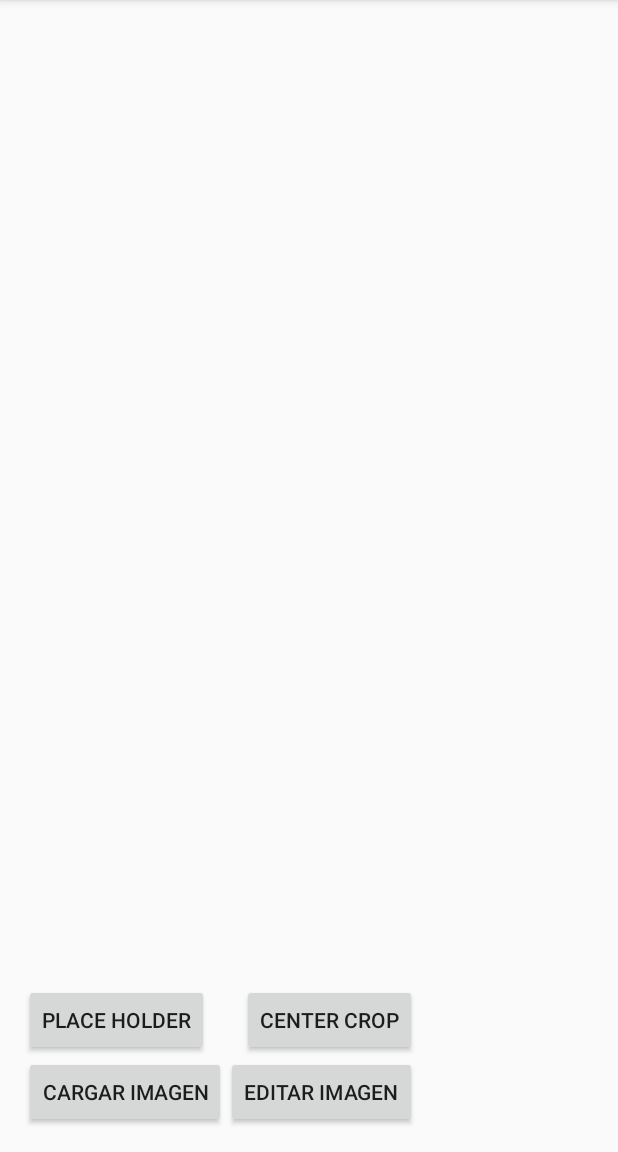
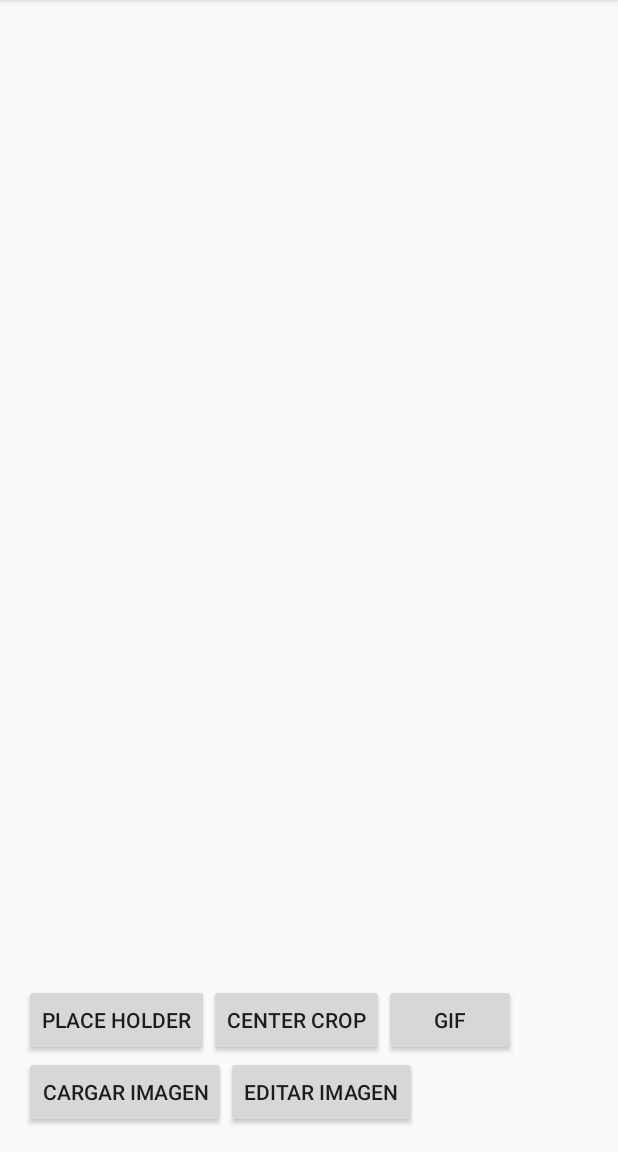
Before and after one commit to AGET/glide_example, an Android app: the screen it shows after launch (MainActivity), on a phone screen of 412 x 824 dp, the part 84-1236 px from its top. Run offline under Robolectric (Android 15) with nearby library versions, the phone set to English and light mode, and no system bars; pictures from the network do not load.

Commit message:
gif_button

```diff
--- a/app/src/main/java/com/crossline/glideexample/MainActivity.java
+++ b/app/src/main/java/com/crossline/glideexample/MainActivity.java
@@ -8,6 +8,7 @@ import android.widget.ImageView;
 
 import com.bumptech.glide.Glide;
 import com.bumptech.glide.load.engine.DiskCacheStrategy;
+import com.bumptech.glide.request.target.GlideDrawableImageViewTarget;
 
 public class MainActivity extends AppCompatActivity implements View.OnClickListener
 {
@@ -16,6 +17,9 @@ public class MainActivity extends AppCompatActivity implements View.OnClickListe
     private Button btnCircleImagen;
     private Button btnCenterCrop;
     private Button btnPlaceHolder;
+    private Button btnLoadGift;
+
+
     @Override
     protected void onCreate(Bundle savedInstanceState)
     {
@@ -29,6 +33,7 @@ public class MainActivity extends AppCompatActivity implements View.OnClickListe
     {
         imgToShow = (ImageView)findViewById(R.id.imgToShow);
         btnLoadImage = (Button)findViewById(R.id.btnLoadImage);
+        btnLoadGift = (Button)findViewById(R.id.btnLoadGift);
         btnCircleImagen = (Button)findViewById(R.id.btnCircleImagen);
         btnCenterCrop = (Button)findViewById(R.id.btnCenterCrop);
         btnPlaceHolder = (Button)findViewById(R.id.btnPlaceHolder);
@@ -39,6 +44,7 @@ public class MainActivity extends AppCompatActivity implements View.OnClickListe
         btnCircleImagen.setOnClickListener(this);
         btnCenterCrop.setOnClickListener(this);
         btnPlaceHolder.setOnClickListener(this);
+        btnLoadGift.setOnClickListener(this);
     }
 
     @Override
@@ -74,6 +80,15 @@ public class MainActivity extends AppCompatActivity implements View.OnClickListe
                         .placeholder(R.drawable.placeholder)
                         .into(imgToShow);
                 break;
+            case R.id.btnLoadGift:
+               /*Glide.with(this)
+                        .load("https://i.imgur.com/NoFlnx9.gif")
+                        .asGif()
+                        .diskCacheStrategy(DiskCacheStrategy.ALL)
+                        .into(imgToShow);*/
+                GlideDrawableImageViewTarget imageViewTarget = new GlideDrawableImageViewTarget(imgToShow);
+                Glide.with(this).load("https://i.imgur.com/NoFlnx9.gif").into(imageViewTarget);
+                break;
         }
     }
 
--- a/app/src/main/res/layout/activity_main.xml
+++ b/app/src/main/res/layout/activity_main.xml
@@ -51,8 +51,17 @@
         android:layout_height="wrap_content"
         android:text="Center Crop"
         android:id="@+id/btnCenterCrop"
-        android:layout_above="@+id/btnCircleImagen"
-        android:layout_alignRight="@+id/btnCircleImagen"
-        android:layout_alignEnd="@+id/btnCircleImagen"/>
+        android:layout_above="@+id/btnLoadImage"
+        android:layout_toRightOf="@+id/btnPlaceHolder"
+        android:layout_toEndOf="@+id/btnPlaceHolder"/>
+
+    <Button
+        android:layout_width="wrap_content"
+        android:layout_height="wrap_content"
+        android:text="GIF"
+        android:id="@+id/btnLoadGift"
+        android:layout_alignTop="@+id/btnCenterCrop"
+        android:layout_toRightOf="@+id/btnCenterCrop"
+        android:layout_toEndOf="@+id/btnCenterCrop"/>
 
 </RelativeLayout>
```
